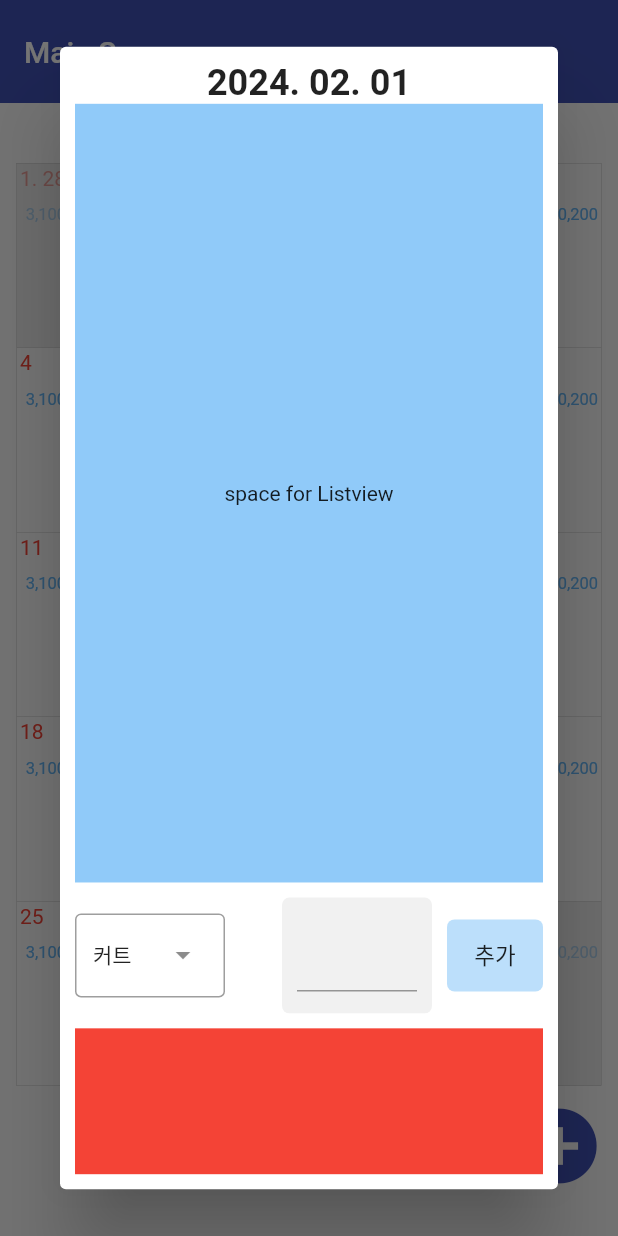
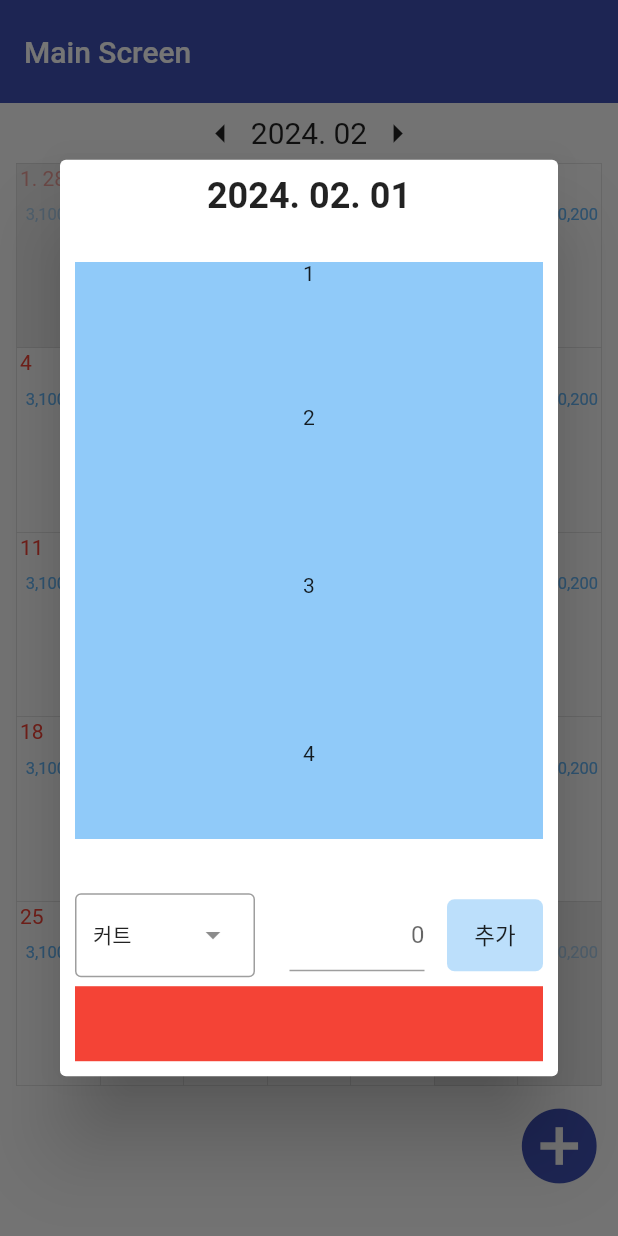
Before and after one commit to kanggo1111/hair_designer_sales_manage, a Flutter app: the screen it shows after launch, after a tap on the "add circle" icon, on a phone screen of 412 x 824 dp. Run offline on Flutter 3.47's test engine with Material 3 defaults, Android fonts, the phone set to English and light mode, and no system bars; our stand-ins replace currency_text_input_formatter.

Commit message:
add item row #2
Details:
modify main_item screen not to overflow by keyboard
develope item ListView

TODO:
modify to save and load item from internal storage
.

```diff
--- a/lib/items/add_item_row.dart
+++ b/lib/items/add_item_row.dart
@@ -3,8 +3,8 @@ import 'package:flutter/services.dart';
 import 'package:intl/intl.dart';
 import 'package:currency_text_input_formatter/currency_text_input_formatter.dart';
 
-List<String> temp_itemNameList = ['커트', '펌', '염색', '오예'];
-List<int> temp_itemPriceList = [20000, 56000, 48000, 1000000];
+List<String> temp_itemNameList = ['커트', '펌', '염색', '오예오예오예오예오예', '커트', '펌', '염색', '커트', '펌', '염색', '커트', '펌', '염색', '커트', '펌', '염색'];
+List<int> temp_itemPriceList = [20000, 56000, 48000, 1000000, 20000, 56000, 48000, 20000, 56000, 48000, 20000, 56000, 48000, 20000, 56000, 48000];
 
 class AddItemRow extends StatefulWidget {
   AddItemRow(this.now, {super.key});
@@ -36,8 +36,9 @@ class _AddItemRowState extends State<AddItemRow> {
     return Row(
       mainAxisAlignment: MainAxisAlignment.spaceBetween,
       children: [
-        DropdownMenu<String>(
-          width: 100,
+        Container(
+          child: DropdownMenu<String>(
+            width: 120,
             initialSelection: temp_itemNameList.first,
             onSelected: (String? value) {
               setState(() {
@@ -52,22 +53,20 @@ class _AddItemRowState extends State<AddItemRow> {
               return DropdownMenuEntry<String>(value: value, label: value);
             }).toList(),
           ),
+        ),
         Row(
           children: [
             Container(
               margin: EdgeInsets.all(10),
-              padding: EdgeInsets.all(10),
+              padding: EdgeInsets.symmetric(horizontal: 5),
               alignment: AlignmentDirectional.centerEnd,
               width: 100,
-              decoration: BoxDecoration(
-                  color: Colors.grey.withOpacity(0.15),
-                  borderRadius: BorderRadius.circular(5)),
               child: Form(
                 key: _formKey,
                 child: TextFormField(
                   controller: _controller,
                   textAlign: TextAlign.end,
-                  decoration: InputDecoration(errorStyle: TextStyle(height: 0)),
+                  decoration: InputDecoration(errorStyle: TextStyle(height: 0), hintText: '0'),
                   inputFormatters: [
                     FilteringTextInputFormatter(RegExp('[0-9,]'), allow: true),
                     CurrencyTextInputFormatter(
--- a/lib/my_widget/my_calendar/my_calendar.dart
+++ b/lib/my_widget/my_calendar/my_calendar.dart
@@ -67,6 +67,8 @@ class _MyCalendarState extends State<MyCalendar> {
         context: context,
         builder: (context) {
           return Dialog(
+            insetAnimationCurve: Curves.easeIn,
+            insetAnimationDuration: Duration(milliseconds: 100),
             backgroundColor: Colors.white,
             child: MainItem(now),
           );
--- a/lib/screens/main_item.dart
+++ b/lib/screens/main_item.dart
@@ -2,44 +2,56 @@ import 'package:flutter/material.dart';
 import 'package:hair_designer_sales_manage/items/add_item_row.dart';
 import 'package:intl/intl.dart';
 
-class MainItem extends StatelessWidget {
+class MainItem extends StatefulWidget {
   const MainItem(this.now, {super.key});
 
   final DateTime now;
 
   @override
+  State<MainItem> createState() => _MainItemState();
+}
+
+class _MainItemState extends State<MainItem> {
+  @override
   Widget build(BuildContext context) {
     final mainItemWidth = MediaQuery.of(context).size.width * 0.9;
     final mainItemHeight = MediaQuery.of(context).size.height * 0.9;
 
-    return Container(
+    return SingleChildScrollView(
+      reverse: true,
+      child: Container(
         margin: EdgeInsets.all(10),
         width: mainItemWidth,
-      height: mainItemHeight,
+        // height: mainItemHeight,
         child: Column(
           children: [
             Text(
-            DateFormat('y. MM. dd').format(now),
+              DateFormat('y. MM. dd').format(widget.now),
               style: TextStyle(
                   fontSize: 24,
                   fontWeight: FontWeight.bold,
                   color: Colors.black87),
             ),
             Container(
-            height: mainItemHeight * 0.7,
+              padding: EdgeInsets.symmetric(vertical: 30),
+              height: mainItemHeight * 0.6,
+              child: SingleChildScrollView(
+                child: Container(
                   alignment: Alignment.center,
                   color: Colors.blue.withOpacity(0.5),
-            child: Text('space for Listview'),
+                  child: Text('1\n\n\n\n\n\n2\n\n\n\n\n\n\n3\n\n\n\n\n\n\n4\n\n\n\n\n\n\n5'),
                 ),
-          Expanded(
-              child: Container(
-                child: AddItemRow(now),
-          )),
-          Expanded(
-              child: Container(
+              ),
+            ),
+            Container(
+              child: AddItemRow(widget.now),
+            ),
+            Container(
+              height: 50,
               color: Colors.red,
-          )),
+            ),
           ],
+        ),
       ),
     );
   }
```
Also changed, not shown: 1 other file. Lines whose indentation alone changed are shown as unchanged.
